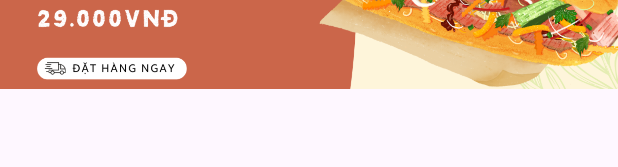
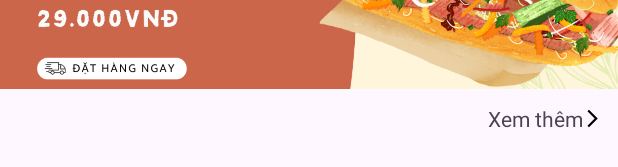
Before and after one commit to NhutViet/BanhMiStore, an Android app: the layout fragment_home_page.xml on its own in the app's theme, with its tools: preview values and no code run, on a phone screen of 412 x 824 dp. Shown: the part 602-769 px from the top of the screen. Run offline under Robolectric (Android 15) with nearby library versions, the phone set to English and light mode, and no system bars; plain views replace ImageSlider.

```diff
--- /dev/null
+++ b/app/src/main/res/drawable/right_14.xml
@@ -0,0 +1,5 @@
+<vector xmlns:android="http://schemas.android.com/apk/res/android" android:autoMirrored="true" android:height="14dp" android:tint="#000000" android:viewportHeight="24" android:viewportWidth="24" android:width="14dp">
+
+    <path android:fillColor="@android:color/white" android:pathData="M6.23,20.23l1.77,1.77l10,-10l-10,-10l-1.77,1.77l8.23,8.23z"/>
+
+</vector>
--- a/app/src/main/res/layout/fragment_home_page.xml
+++ b/app/src/main/res/layout/fragment_home_page.xml
@@ -54,6 +54,16 @@
             android:scaleType="centerCrop"
             />
 
+        <TextView
+            android:layout_width="match_parent"
+            android:layout_height="wrap_content"
+            android:gravity="end"
+            android:layout_marginTop="10dp"
+            android:text="@string/xem_th_m"
+            android:drawableEnd="@drawable/right_14"
+            android:layout_marginRight="10dp"
+        />
+
         <androidx.recyclerview.widget.RecyclerView
             android:id="@+id/productRcV"
 
--- a/app/src/main/res/values/strings.xml
+++ b/app/src/main/res/values/strings.xml
@@ -6,6 +6,7 @@
     <!-- TODO: Remove or change this placeholder text -->
     <string name="hello_blank_fragment">Hello blank fragment</string>
     <string name="default_web_client_id">89243383321-ksacbrc0ldeakv44p970e6unjp5i11v0.apps.googleusercontent.com</string>
+    <string name="xem_th_m">Xem thêm</string>
 
     <string-array name="eWalletOptions">
         <item>MoMo</item>
```
